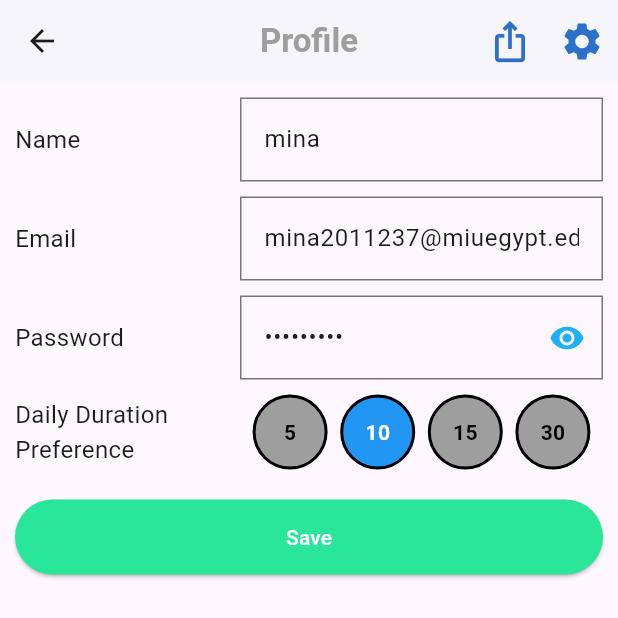
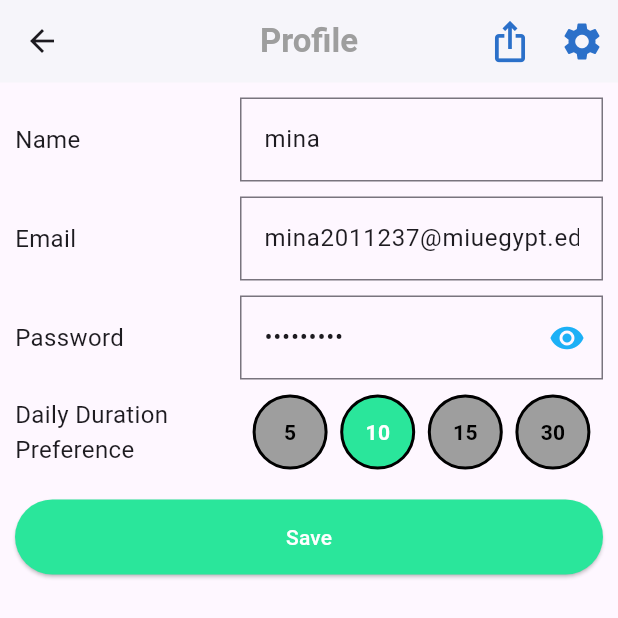
Before and after one commit to Abdelrahman-Shorim/Codelingo, a Flutter app: the SettingsScreen screen opened directly, on a phone screen of 412 x 824 dp, the top half of it. Run offline on Flutter 3.47's test engine with Material 3 defaults, Android fonts, the phone set to English and light mode, and no system bars; our stand-ins replace contained_tab_bar_view, firebase_auth, firebase_core, google_sign_in, percent_indicator; accounts and stored records are empty.

Commit message:
UI changes

```diff
--- a/FrontEnd/lib/Screens/settings_screen/components/input_field.dart
+++ b/FrontEnd/lib/Screens/settings_screen/components/input_field.dart
@@ -42,7 +42,7 @@ class _PreferenceSelectorState extends State<PreferenceSelector> {
         height: 50,
         decoration: BoxDecoration(
           shape: BoxShape.circle,
-          color: isSelected ? Colors.blue : Colors.grey,
+          color: isSelected ? logoTextColor : Colors.grey,
           border: Border.all(color: Colors.black, width: 2),
         ),
         alignment: Alignment.center,
--- a/FrontEnd/lib/main.dart
+++ b/FrontEnd/lib/main.dart
@@ -5,6 +5,7 @@ import 'package:codelingo/Screens/home_screen/home_screen.dart';
 import 'package:codelingo/Screens/roadmap.dart';
 import 'package:flutter/material.dart';
 import 'package:codelingo/Screens/Login_page/Login.dart';
+
 
 void main() {
   runApp(MyApp());
```
